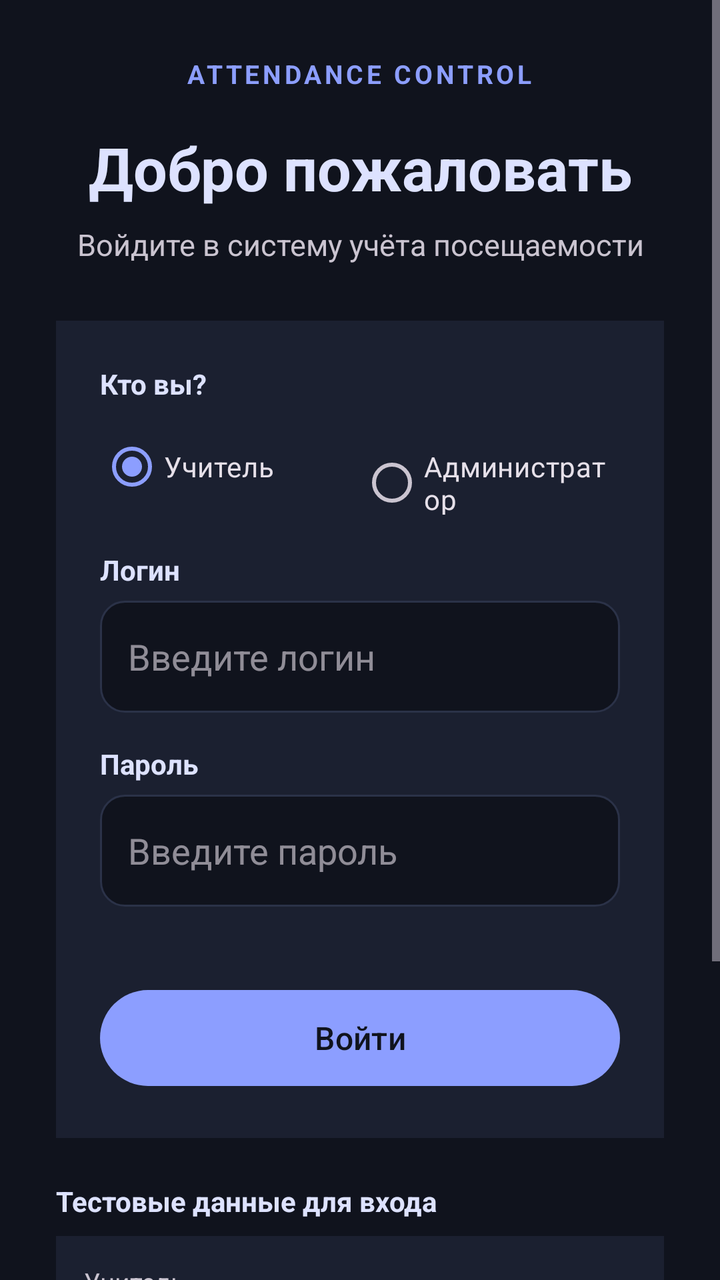
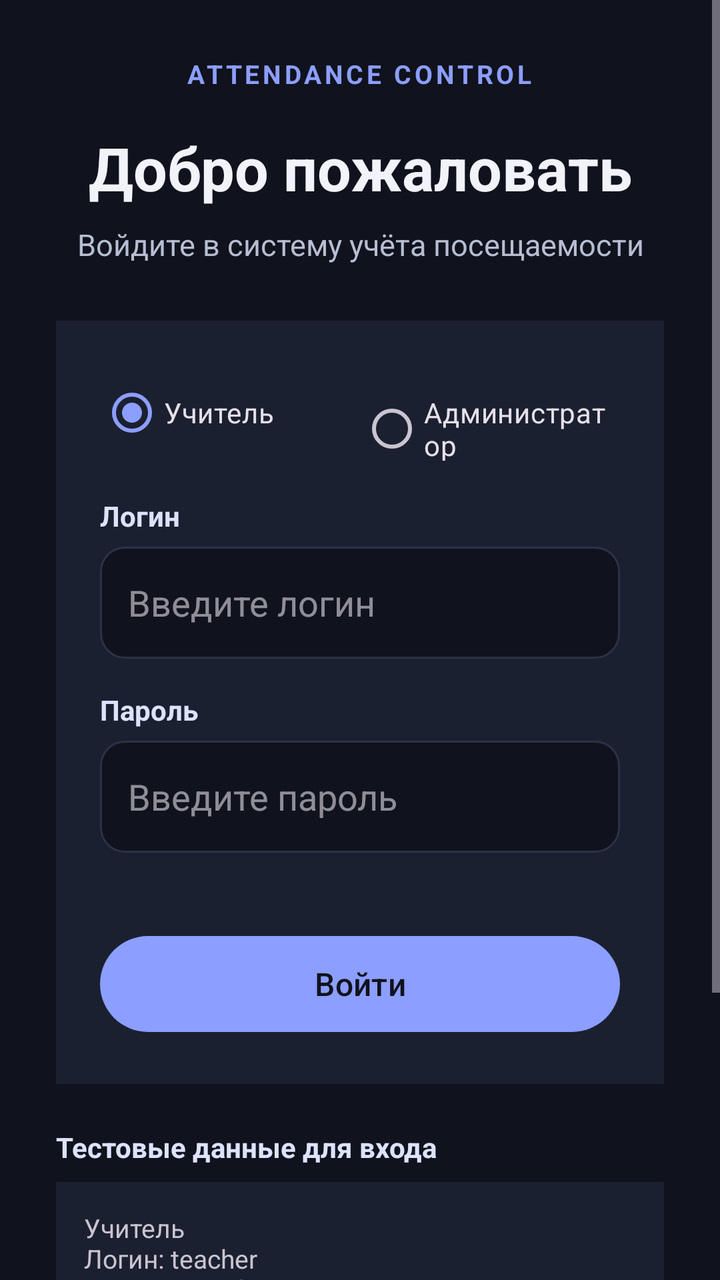

An Android layout rendered at two revisions. The XML below is the earlier revision; the diff shows what the commit changed to produce the second picture.
<!-- AndroidManifest.xml: application theme Theme.AttendanceControl -->
<!-- res/layout/activity_login.xml -->
<?xml version="1.0" encoding="utf-8"?>
<ScrollView xmlns:android="http://schemas.android.com/apk/res/android"
    android:id="@+id/loginRoot"
    android:layout_width="match_parent"
    android:layout_height="match_parent"
    android:fillViewport="true"
    android:background="@color/background">

    <LinearLayout
        android:layout_width="match_parent"
        android:layout_height="wrap_content"
        android:gravity="center"
        android:orientation="vertical"
        android:padding="28dp">

        <TextView
            android:layout_width="wrap_content"
            android:layout_height="wrap_content"
            android:text="ATTENDANCE CONTROL"
            android:textColor="@color/indigo_500"
            android:textStyle="bold"
            android:textSize="13sp"
            android:letterSpacing="0.12"
            android:layout_marginBottom="18dp" />

        <TextView
            android:layout_width="match_parent"
            android:layout_height="wrap_content"
            android:text="@string/login_title"
            android:textColor="@color/indigo_900"
            android:textSize="30sp"
            android:textStyle="bold"
            android:gravity="center"
            android:layout_marginBottom="8dp" />

        <TextView
            android:layout_width="match_parent"
            android:layout_height="wrap_content"
            android:text="@string/login_subtitle"
            android:textColor="?android:attr/textColorSecondary"
            android:textSize="15sp"
            android:gravity="center"
            android:layout_marginBottom="28dp" />

        <LinearLayout
            android:layout_width="match_parent"
            android:layout_height="wrap_content"
            android:orientation="vertical"
            android:padding="22dp"
            android:background="@color/surface">

            <TextView
                android:layout_width="wrap_content"
                android:layout_height="wrap_content"
                android:text="@string/login_role_label"
                android:textColor="@color/indigo_900"
                android:textStyle="bold"
                android:textSize="14sp"
                android:layout_marginBottom="8dp" />

            <RadioGroup
                android:id="@+id/roleGroup"
                android:layout_width="match_parent"
                android:layout_height="wrap_content"
                android:orientation="horizontal"
                android:checkedButton="@id/roleTeacher"
                android:layout_marginBottom="18dp">

                <RadioButton
                    android:id="@+id/roleTeacher"
                    android:layout_width="0dp"
                    android:layout_height="wrap_content"
                    android:layout_weight="1"
                    android:text="@string/login_teacher" />

                <RadioButton
                    android:id="@+id/roleAdmin"
                    android:layout_width="0dp"
                    android:layout_height="wrap_content"
                    android:layout_weight="1"
                    android:text="@string/login_admin" />
            </RadioGroup>

            <TextView
                android:layout_width="wrap_content"
                android:layout_height="wrap_content"
                android:text="@string/login_username_label"
                android:textColor="@color/indigo_900"
                android:textStyle="bold"
                android:layout_marginBottom="6dp" />

            <EditText
                android:id="@+id/loginInput"
                android:layout_width="match_parent"
                android:layout_height="56dp"
                android:hint="@string/login_username_hint"
                android:inputType="text"
                android:autofillHints="username"
                android:singleLine="true"
                android:paddingHorizontal="14dp"
                android:background="@drawable/login_input_background"
                android:layout_marginBottom="16dp" />

            <TextView
                android:layout_width="wrap_content"
                android:layout_height="wrap_content"
                android:text="@string/login_password_label"
                android:textColor="@color/indigo_900"
                android:textStyle="bold"
                android:layout_marginBottom="6dp" />

            <EditText
                android:id="@+id/passwordInput"
                android:layout_width="match_parent"
                android:layout_height="56dp"
                android:hint="@string/login_password_hint"
                android:inputType="textPassword"
                android:autofillHints="password"
                android:singleLine="true"
                android:paddingHorizontal="14dp"
                android:background="@drawable/login_input_background"
                android:layout_marginBottom="12dp" />

            <TextView
                android:id="@+id/loginError"
                android:layout_width="match_parent"
                android:layout_height="wrap_content"
                android:textColor="@color/error"
                android:textSize="13sp"
                android:layout_marginBottom="8dp" />

            <Button
                android:id="@+id/loginButton"
                style="@style/Widget.App.Button.Primary"
                android:layout_width="match_parent"
                android:layout_height="56dp"
                android:text="@string/login_button"
                android:textAllCaps="false"
                android:textSize="16sp" />
        </LinearLayout>

        <TextView
            android:layout_width="match_parent"
            android:layout_height="wrap_content"
            android:text="@string/login_demo_credentials"
            android:textColor="@color/indigo_900"
            android:textStyle="bold"
            android:textSize="14sp"
            android:layout_marginTop="22dp"
            android:layout_marginBottom="8dp" />

        <TextView
            android:layout_width="match_parent"
            android:layout_height="wrap_content"
            android:text="@string/login_demo_teacher"
            android:textColor="?android:attr/textColorSecondary"
            android:textSize="13sp"
            android:background="@color/surface"
            android:padding="14dp" />

        <TextView
            android:layout_width="match_parent"
            android:layout_height="wrap_content"
            android:text="@string/login_demo_admin"
            android:textColor="?android:attr/textColorSecondary"
            android:textSize="13sp"
            android:background="@color/surface"
            android:padding="14dp"
            android:layout_marginTop="8dp" />

        <TextView
            android:layout_width="match_parent"
            android:layout_height="wrap_content"
            android:text="@string/login_demo_note"
            android:textColor="?android:attr/textColorSecondary"
            android:textSize="11sp"
            android:gravity="center"
            android:layout_marginTop="18dp" />
    </LinearLayout>
</ScrollView>
<!-- resources referenced by this layout -->
<resources>
  <color name="background">#10131D</color>
  <color name="error">#FF8A80</color>
  <color name="indigo_500">#8C9EFF</color>
  <color name="indigo_900">#DDE2FF</color>
  <color name="surface">#1B2030</color>
  <!-- drawable login_input_background (drawable) -->
  <?xml version="1.0" encoding="utf-8"?>
  <shape xmlns:android="http://schemas.android.com/apk/res/android">
      <solid android:color="@color/background" />
      <stroke android:width="1dp" android:color="@color/surface_variant" />
      <corners android:radius="12dp" />
  </shape>
  <string name="login_admin">Администратор</string>
  <string name="login_button">Войти</string>
  <string name="login_demo_admin">Администратор\nЛогин: admin\nПароль: admin123</string>
  <string name="login_demo_credentials">Тестовые данные для входа</string>
  <string name="login_demo_note">Демонстрационный режим. Не используйте эти данные в рабочей системе.</string>
  <string name="login_demo_teacher">Учитель\nЛогин: teacher\nПароль: teacher123</string>
  <string name="login_password_hint">Введите пароль</string>
  <string name="login_password_label">Пароль</string>
  <string name="login_role_label">Кто вы?</string>
  <string name="login_subtitle">Войдите в систему учёта посещаемости</string>
  <string name="login_teacher">Учитель</string>
  <string name="login_title">Добро пожаловать</string>
  <string name="login_username_hint">Введите логин</string>
  <string name="login_username_label">Логин</string>
  <style name="Widget.App.Button.Primary" parent="Widget.Material3.Button">
          <item name="backgroundTint">@color/indigo_500</item>
          <item name="android:textColor">@color/on_primary</item>
      </style>
  <style name="Theme.AttendanceControl" parent="Base.Theme.AttendanceControl" />
  <color name="surface_variant">#2B3248</color>
  <color name="on_primary">#10131D</color>
  <style name="Base.Theme.AttendanceControl" parent="Theme.Material3.Dark.NoActionBar">
          <item name="colorPrimary">@color/indigo_500</item>
          <item name="colorPrimaryDark">@color/background</item>
          <item name="colorPrimaryContainer">@color/indigo_100</item>
          <item name="colorOnPrimary">@color/on_primary</item>
          <item name="colorOnPrimaryContainer">@color/indigo_900</item>
  
          <item name="colorSecondary">@color/amber_600</item>
          <item name="colorSecondaryContainer">@color/amber_200</item>
          <item name="colorOnSecondary">@color/background</item>
  
          <item name="android:colorBackground">@color/background</item>
          <item name="colorSurface">@color/surface</item>
          <item name="colorSurfaceVariant">@color/surface_variant</item>
          <item name="colorOnBackground">@color/on_background</item>
          <item name="colorOnSurface">@color/on_surface</item>
  
          <item name="android:statusBarColor">@color/background</item>
          <item name="android:navigationBarColor">@color/background</item>
          <item name="android:windowLightStatusBar">false</item>
          <item name="android:windowLightNavigationBar">false</item>
          <item name="colorError">@color/error</item>
      </style>
  <color name="indigo_100">#39436B</color>
  <color name="amber_600">#FFCA28</color>
  <color name="amber_200">#6D5720</color>
  <color name="on_background">#F1F2FA</color>
  <color name="on_surface">#F1F2FA</color>
</resources>

<!-- the commit's change to res/layout/activity_login.xml (unified diff, before → after) -->
@@ -27,7 +27,7 @@
             android:layout_width="match_parent"
             android:layout_height="wrap_content"
             android:text="@string/login_title"
-            android:textColor="@color/indigo_900"
+            android:textColor="@color/on_surface"
             android:textSize="30sp"
             android:textStyle="bold"
             android:gravity="center"
@@ -37,7 +37,7 @@
             android:layout_width="match_parent"
             android:layout_height="wrap_content"
             android:text="@string/login_subtitle"
-            android:textColor="?android:attr/textColorSecondary"
+            android:textColor="@color/text_secondary"
             android:textSize="15sp"
             android:gravity="center"
             android:layout_marginBottom="28dp" />
@@ -48,15 +48,6 @@
             android:orientation="vertical"
             android:padding="22dp"
             android:background="@color/surface">
-
-            <TextView
-                android:layout_width="wrap_content"
-                android:layout_height="wrap_content"
-                android:text="@string/login_role_label"
-                android:textColor="@color/indigo_900"
-                android:textStyle="bold"
-                android:textSize="14sp"
-                android:layout_marginBottom="8dp" />
 
             <RadioGroup
                 android:id="@+id/roleGroup"
<!-- resource entries referenced after the edit -->
@@ -5,6 +5,7 @@
   <color name="indigo_500">#8C9EFF</color>
   <color name="indigo_900">#DDE2FF</color>
   <color name="surface">#1B2030</color>
+  <color name="text_secondary">#B7BED3</color>
   <!-- drawable login_input_background (drawable) -->
   <?xml version="1.0" encoding="utf-8"?>
   <shape xmlns:android="http://schemas.android.com/apk/res/android">
@@ -20,7 +21,6 @@
   <string name="login_demo_teacher">Учитель\nЛогин: teacher\nПароль: teacher123</string>
   <string name="login_password_hint">Введите пароль</string>
   <string name="login_password_label">Пароль</string>
-  <string name="login_role_label">Кто вы?</string>
   <string name="login_subtitle">Войдите в систему учёта посещаемости</string>
   <string name="login_teacher">Учитель</string>
   <string name="login_title">Добро пожаловать</string>
